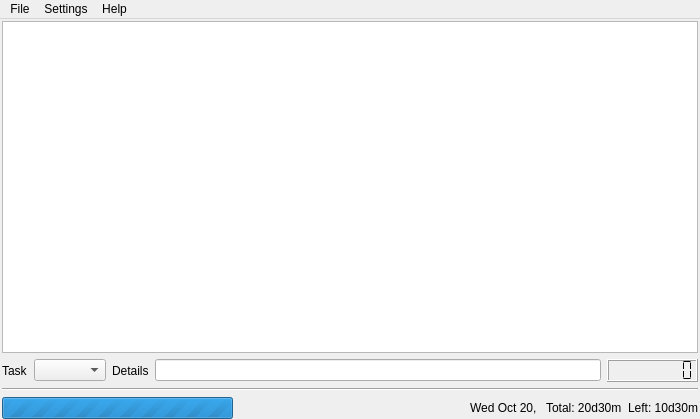
Qt form ui/whch.ui (Patriciasc/WHCH) before a commit.
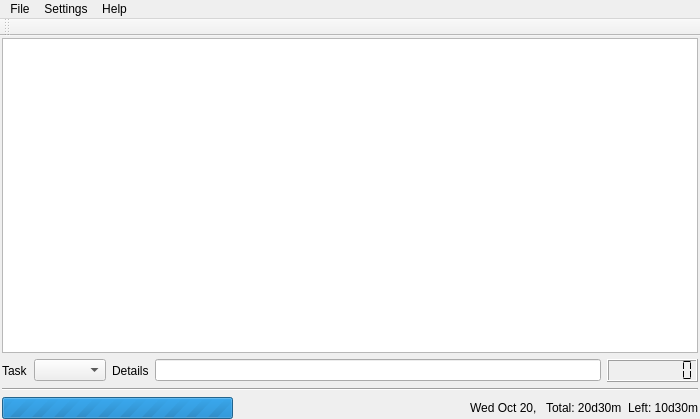
The same form after that commit.

Commit message: Added non intentionally removed dialog for tasks and clients.

Diff of the .ui file:
```diff
--- a/ui/whch.ui
+++ b/ui/whch.ui
@@ -207,6 +207,17 @@
    <addaction name="menuSettings"/>
    <addaction name="menuHelp"/>
   </widget>
+  <widget class="QToolBar" name="toolBar">
+   <property name="windowTitle">
+    <string>toolBar</string>
+   </property>
+   <attribute name="toolBarArea">
+    <enum>TopToolBarArea</enum>
+   </attribute>
+   <attribute name="toolBarBreak">
+    <bool>false</bool>
+   </attribute>
+  </widget>
   <action name="actionQuit">
    <property name="text">
     <string>Quit</string>
```
The commit also changes 2 other files.
